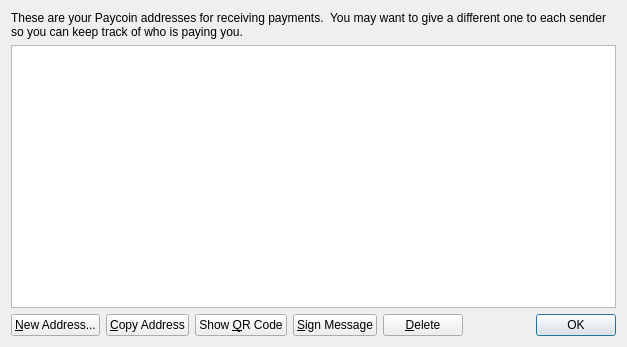
This is src/qt/forms/addressbookpage.ui in PaycoinFoundation/paycoin as Qt 5 draws it before an edit. The edited form follows.
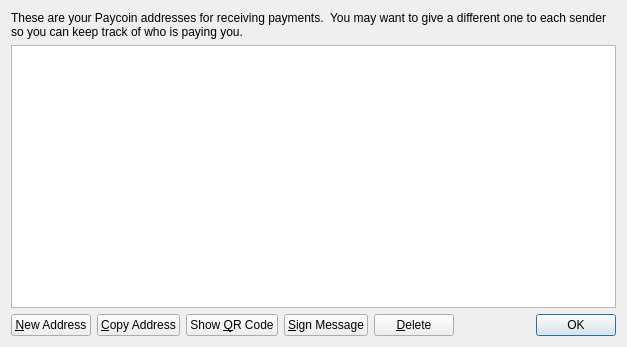
This is the edited form. Icons and pictures are not drawn.

Commit message: Harmonise the use of ellipsis ("...") to be used in menus, but not on buttons / update some strings to be more informative

Diff of the .ui file:
```diff
--- a/src/qt/forms/addressbookpage.ui
+++ b/src/qt/forms/addressbookpage.ui
@@ -63,7 +63,7 @@
         <string>Create a new address</string>
        </property>
        <property name="text">
-        <string>&amp;New Address...</string>
+        <string>&amp;New Address</string>
        </property>
        <property name="icon">
         <iconset resource="../bitcoin.qrc">
```
The commit also changes 4 other files.
